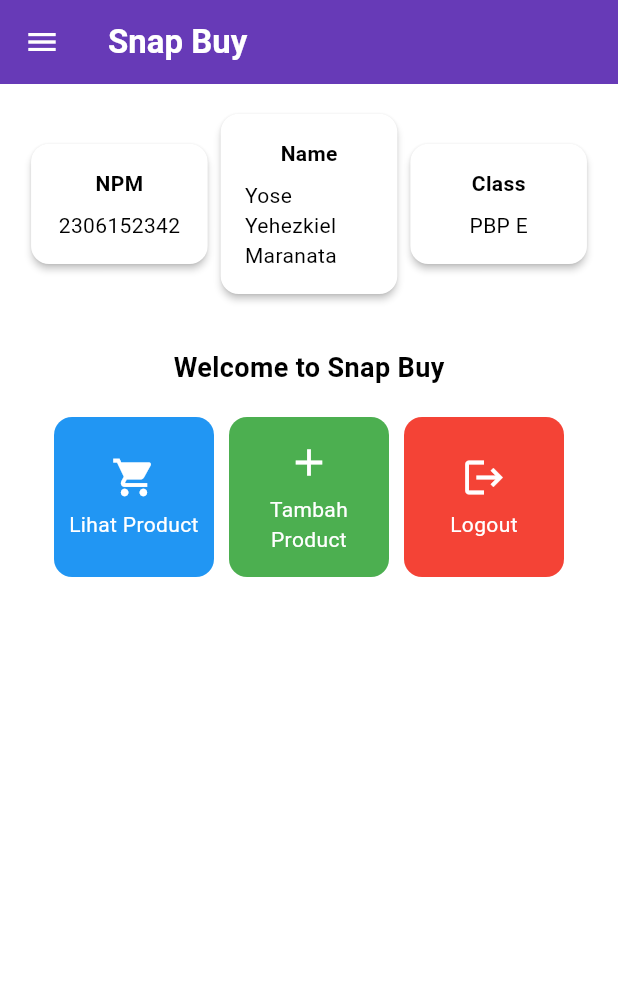
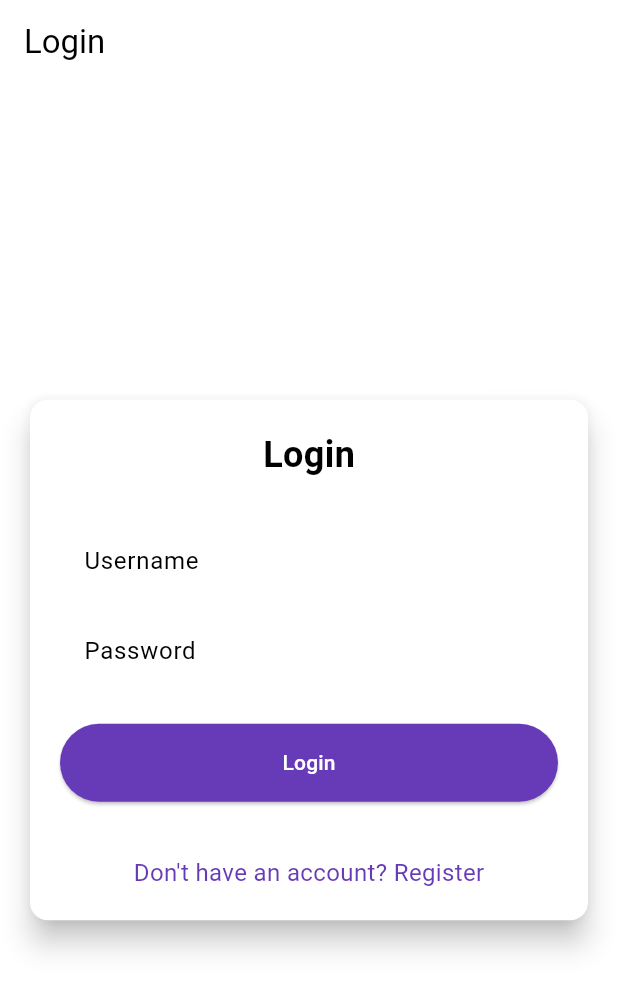
Before and after one commit to maskrio/snap_buy_mobile, a Flutter app: the screen it shows after launch, on a phone screen of 412 x 824 dp. Shown: the top 991 px of the screen. Run offline on Flutter 3.47's test engine with Material 3 defaults, Android fonts, the phone set to English and light mode, and no system bars; missing offline and left inert: pbp_django_auth.

Commit message:
selesai tugas 9

```diff
--- a/lib/main.dart
+++ b/lib/main.dart
@@ -1,5 +1,7 @@
 import 'package:flutter/material.dart';
-import 'package:snap_buy_mobile/screens/menu.dart';
+import 'package:snap_buy_mobile/screens/login.dart';
+import 'package:provider/provider.dart';
+import 'package:pbp_django_auth/pbp_django_auth.dart';
 
 void main() {
   runApp(const MyApp());
@@ -8,33 +10,23 @@
 class MyApp extends StatelessWidget {
   const MyApp({super.key});
 
-  // This widget is the root of your application.
   @override
   Widget build(BuildContext context) {
-    return MaterialApp(
-      title: 'Flutter Demo',
-      theme: ThemeData(
-        // This is the theme of your application.
-        //
-        // TRY THIS: Try running your application with "flutter run". You'll see
-        // the application has a purple toolbar. Then, without quitting the app,
-        // try changing the seedColor in the colorScheme below to Colors.green
-        // and then invoke "hot reload" (save your changes or press the "hot
-        // reload" button in a Flutter-supported IDE, or press "r" if you used
-        // the command line to start the app).
-        //
-        // Notice that the counter didn't reset back to zero; the application
-        // state is not lost during the reload. To reset the state, use hot
-        // restart instead.
-        //
-        // This works for code too, not just values: Most code changes can be
-        // tested with just a hot reload.
-         colorScheme: ColorScheme.fromSwatch(
-       		primarySwatch: Colors.deepPurple,
- 			).copyWith(secondary: Colors.deepPurple[400]),
-        useMaterial3: true,
+    return Provider(
+      create: (_) {
+        CookieRequest request = CookieRequest();
+        return request;
+      },
+      child: MaterialApp(
+        title: 'Mental Health Tracker',
+        theme: ThemeData(
+          useMaterial3: true,
+          colorScheme: ColorScheme.fromSwatch(
+            primarySwatch: Colors.deepPurple,
+          ).copyWith(secondary: Colors.deepPurple[400]),
+        ),
+        home: const LoginPage(),
       ),
-      home: MyHomePage(),
     );
   }
 }
--- /dev/null
+++ b/lib/screens/login.dart
@@ -0,0 +1,181 @@
+import 'package:snap_buy_mobile/screens/menu.dart';
+import 'package:flutter/material.dart';
+import 'package:pbp_django_auth/pbp_django_auth.dart';
+import 'package:provider/provider.dart';
+import 'package:snap_buy_mobile/screens/register.dart';
+
+void main() {
+  runApp(const LoginApp());
+}
+
+class LoginApp extends StatelessWidget {
+  const LoginApp({super.key});
+
+  @override
+  Widget build(BuildContext context) {
+    return MaterialApp(
+      title: 'Login',
+      theme: ThemeData(
+        useMaterial3: true,
+        colorScheme: ColorScheme.fromSwatch(
+          primarySwatch: Colors.deepPurple,
+        ).copyWith(secondary: Colors.deepPurple[400]),
+      ),
+      home: const LoginPage(),
+    );
+  }
+}
+
+class LoginPage extends StatefulWidget {
+  const LoginPage({super.key});
+
+  @override
+  State<LoginPage> createState() => _LoginPageState();
+}
+
+class _LoginPageState extends State<LoginPage> {
+  final TextEditingController _usernameController = TextEditingController();
+  final TextEditingController _passwordController = TextEditingController();
+
+  @override
+  Widget build(BuildContext context) {
+    final request = context.watch<CookieRequest>();
+
+    return Scaffold(
+      appBar: AppBar(
+        title: const Text('Login'),
+      ),
+      body: Center(
+        child: SingleChildScrollView(
+          padding: const EdgeInsets.all(16.0),
+          child: Card(
+            elevation: 8,
+            shape: RoundedRectangleBorder(
+              borderRadius: BorderRadius.circular(12.0),
+            ),
+            child: Padding(
+              padding: const EdgeInsets.all(20.0),
+              child: Column(
+                mainAxisSize: MainAxisSize.min,
+                children: [
+                  const Text(
+                    'Login',
+                    style: TextStyle(
+                      fontSize: 24.0,
+                      fontWeight: FontWeight.bold,
+                    ),
+                  ),
+                  const SizedBox(height: 30.0),
+                  TextField(
+                    controller: _usernameController,
+                    decoration: const InputDecoration(
+                      labelText: 'Username',
+                      hintText: 'Enter your username',
+                      border: OutlineInputBorder(
+                        borderRadius: BorderRadius.all(Radius.circular(12.0)),
+                      ),
+                      contentPadding:
+                          EdgeInsets.symmetric(horizontal: 12.0, vertical: 8.0),
+                    ),
+                  ),
+                  const SizedBox(height: 12.0),
+                  TextField(
+                    controller: _passwordController,
+                    decoration: const InputDecoration(
+                      labelText: 'Password',
+                      hintText: 'Enter your password',
+                      border: OutlineInputBorder(
+                        borderRadius: BorderRadius.all(Radius.circular(12.0)),
+                      ),
+                      contentPadding:
+                          EdgeInsets.symmetric(horizontal: 12.0, vertical: 8.0),
+                    ),
+                    obscureText: true,
+                  ),
+                  const SizedBox(height: 24.0),
+                  ElevatedButton(
+                    onPressed: () async {
+                      String username = _usernameController.text;
+                      String password = _passwordController.text;
+
+                      // Cek kredensial
+                      // TODO: Ganti URL dan jangan lupa tambahkan trailing slash (/) di akhir URL!
+                      // Untuk menyambungkan Android emulator dengan Django pada localhost,
+                      // gunakan URL http://10.0.2.2/
+                      final response = await request
+                          .login("http://127.0.0.1:8000/auth/login/", {
+                        'username': username,
+                        'password': password,
+                      });
+
+                      if (request.loggedIn) {
+                        String message = response['message'];
+                        String uname = response['username'];
+                        if (context.mounted) {
+                          Navigator.pushReplacement(
+                            context,
+                            MaterialPageRoute(
+                                builder: (context) => MyHomePage()),
+                          );
+                          ScaffoldMessenger.of(context)
+                            ..hideCurrentSnackBar()
+                            ..showSnackBar(
+                              SnackBar(
+                                  content:
+                                      Text("$message Selamat datang, $uname.")),
+                            );
+                        }
+                      } else {
+                        if (context.mounted) {
+                          showDialog(
+                            context: context,
+                            builder: (context) => AlertDialog(
+                              title: const Text('Login Gagal'),
+                              content: Text(response['message']),
+                              actions: [
+                                TextButton(
+                                  child: const Text('OK'),
+                                  onPressed: () {
+                                    Navigator.pop(context);
+                                  },
+                                ),
+                              ],
+                            ),
+                          );
+                        }
+                      }
+                    },
+                    style: ElevatedButton.styleFrom(
+                      foregroundColor: Colors.white,
+                      minimumSize: const Size(double.infinity, 50),
+                      backgroundColor: Theme.of(context).colorScheme.primary,
+                      padding: const EdgeInsets.symmetric(vertical: 16.0),
+                    ),
+                    child: const Text('Login'),
+                  ),
+                  const SizedBox(height: 36.0),
+                  GestureDetector(
+                    onTap: () {
+                      Navigator.push(
+                        context,
+                        MaterialPageRoute(
+                            builder: (context) => const RegisterPage()),
+                      );
+                    },
+                    child: Text(
+                      'Don\'t have an account? Register',
+                      style: TextStyle(
+                        color: Theme.of(context).colorScheme.primary,
+                        fontSize: 16.0,
+                      ),
+                    ),
+                  ),
+                ],
+              ),
+            ),
+          ),
+        ),
+      ),
+    );
+  }
+}
--- a/pubspec.yaml
+++ b/pubspec.yaml
@@ -35,6 +35,9 @@
   # The following adds the Cupertino Icons font to your application.
   # Use with the CupertinoIcons class for iOS style icons.
   cupertino_icons: ^1.0.8
+  provider: ^6.1.2
+  pbp_django_auth: ^0.4.0
+  http: ^1.2.2
 
 dev_dependencies:
   flutter_test:
```
Also changed, not shown: lib/models/product.dart (added, +61 -0 lines), lib/screens/list_productentry.dart (added, +90 -0 lines), lib/screens/productentryform.dart (+37 -30 lines), lib/screens/register.dart (added, +166 -0 lines), lib/widgets/left_drawer.dart (+12 -0 lines), lib/widgets/product_card.dart (+36 -2 lines), pubspec.lock, 2 other files.
